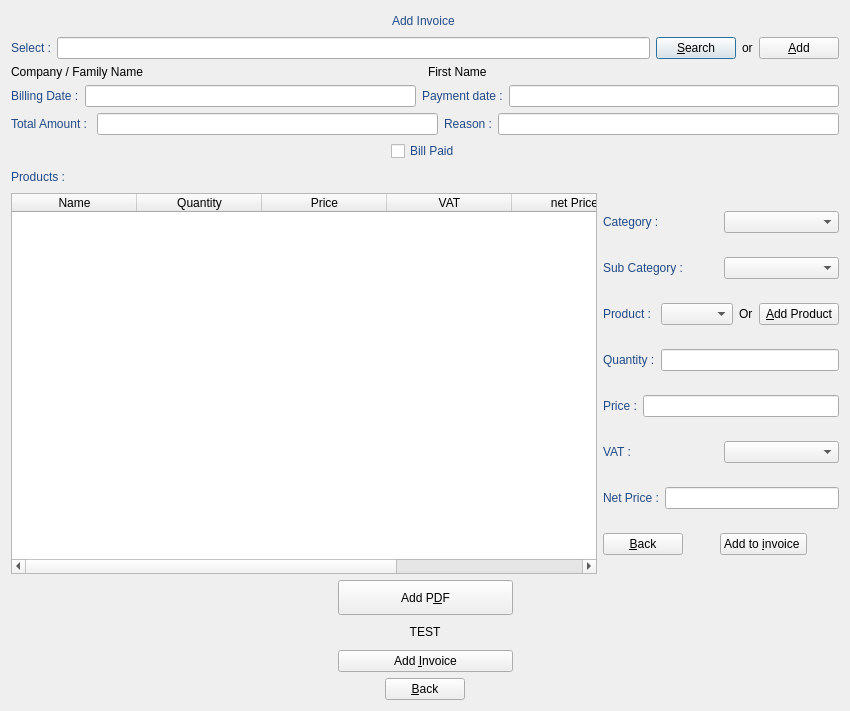
Above: manageBill/dialogaddinvoice.ui from JMainard/manageBill before the change. Below: the same form after it.
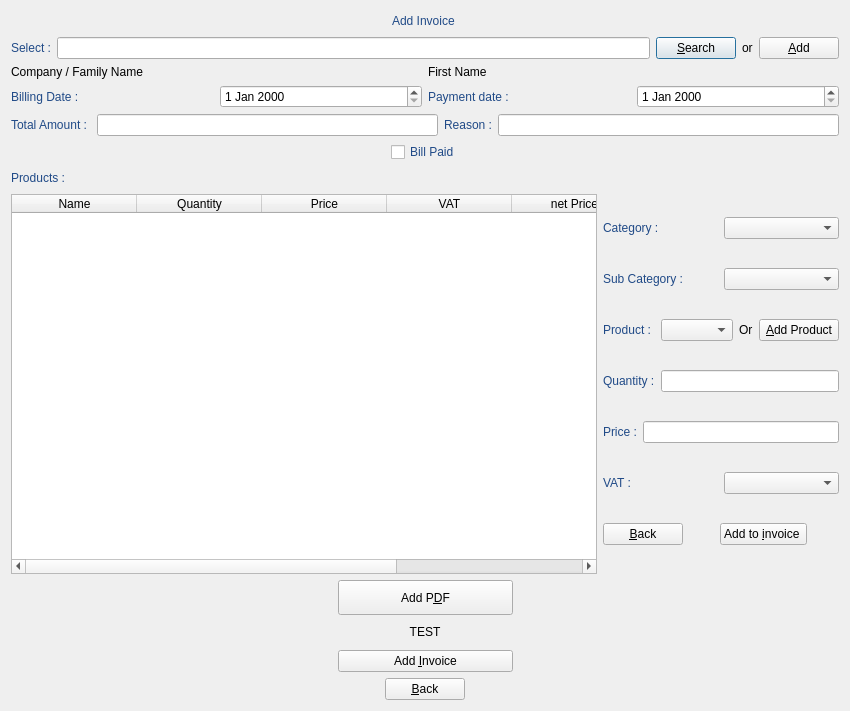
That is the form after the change. Icons and pictures are not drawn.

Patch:
```diff
--- a/manageBill/dialogaddinvoice.ui
+++ b/manageBill/dialogaddinvoice.ui
@@ -176,7 +176,7 @@
       </widget>
      </item>
      <item row="0" column="1">
-      <widget class="QLineEdit" name="lineEditBillingDate"/>
+      <widget class="QDateEdit" name="dateEditStart"/>
      </item>
      <item row="0" column="2">
       <widget class="QLabel" name="labelPaymentDate">
@@ -190,7 +190,7 @@
       </widget>
      </item>
      <item row="0" column="3">
-      <widget class="QLineEdit" name="lineEditPaymentDate"/>
+      <widget class="QDateEdit" name="dateEditEnd"/>
      </item>
     </layout>
    </item>
@@ -488,24 +488,6 @@
         </layout>
        </item>
        <item row="6" column="0">
-        <layout class="QGridLayout" name="gridLayout_22">
-         <item row="0" column="0">
-          <widget class="QLabel" name="labelNetPrice_3">
-           <property name="styleSheet">
-            <string notr="true">font: 75 13pt &quot;URW Palladio L&quot;;
-color: rgb(32, 74, 135);</string>
-           </property>
-           <property name="text">
-            <string>Net Price :</string>
-           </property>
-          </widget>
-         </item>
-         <item row="0" column="1">
-          <widget class="QLineEdit" name="lineEditNetPrice_3"/>
-         </item>
-        </layout>
-       </item>
-       <item row="7" column="0">
         <layout class="QGridLayout" name="gridLayout_20">
          <item row="0" column="1">
           <spacer name="horizontalSpacer_16">
```
Left out of the diff: 4 changed lines with no effect on the pictures.
